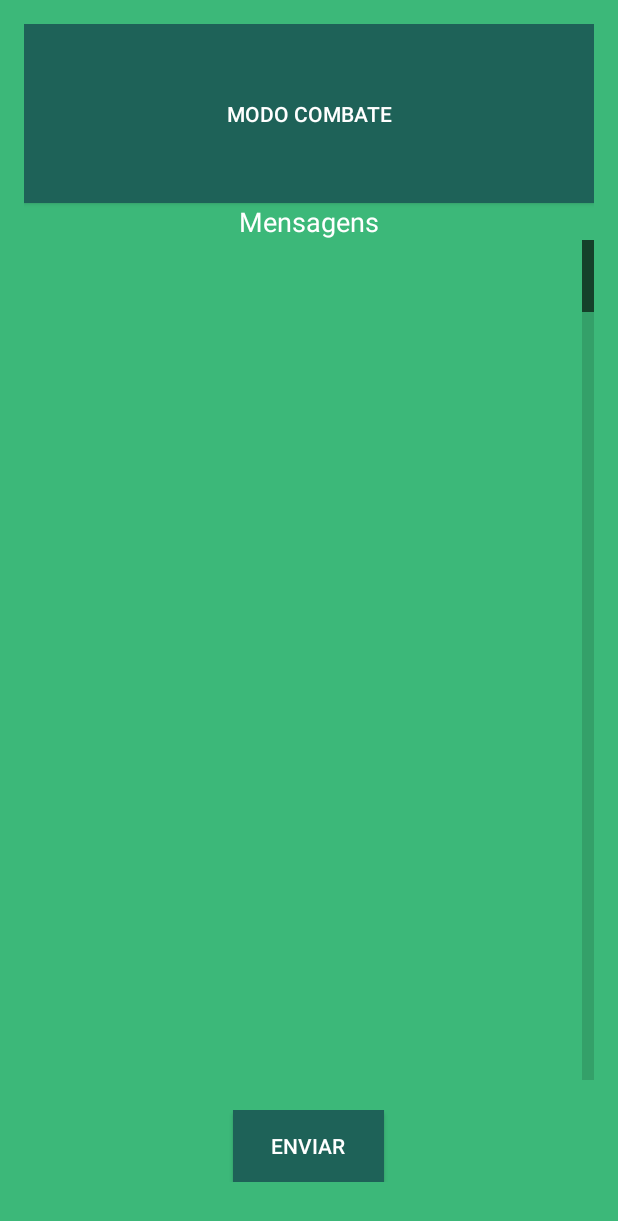
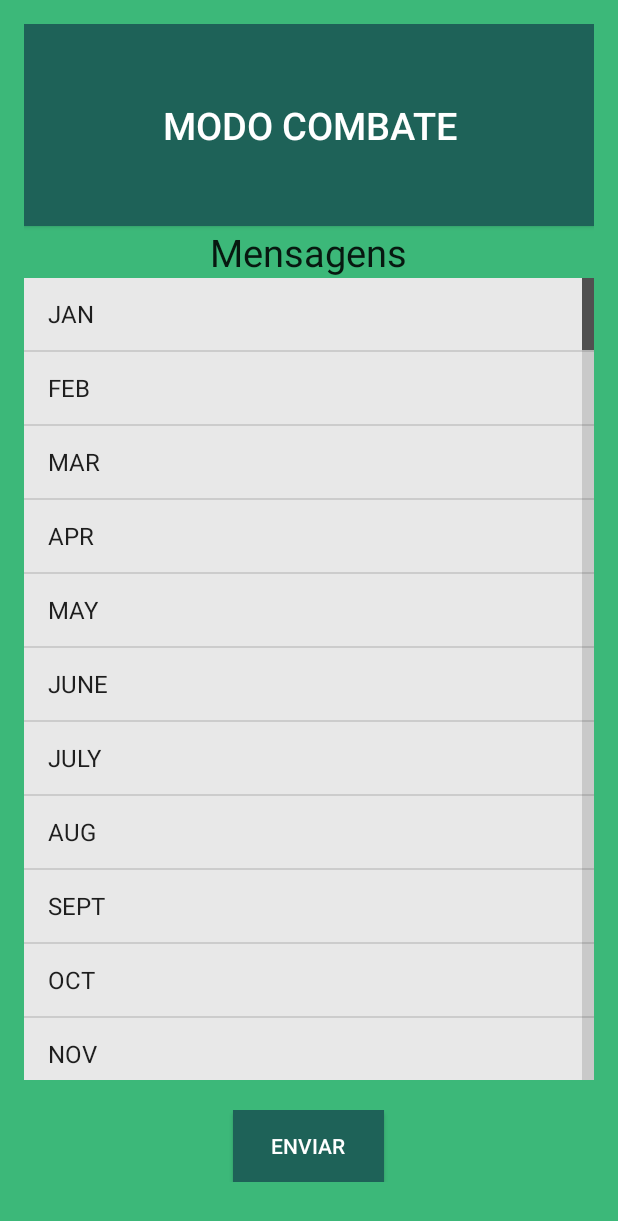
Before and after one commit to FrancisMT/Droidbeiro, an Android app: the BombeiroMain screen opened directly, with no data from a screen before it, on a phone screen of 412 x 824 dp. Shown: the top 1221 px of the screen. Run offline under Robolectric (Android 15) with nearby library versions, the phone set to English and light mode, and no system bars.

Commit message:
Continuação da Introdução da interface

```diff
--- a/app/src/main/java/pt/up/fe/droidbeiro/Presentation/BombeiroMain.java
+++ b/app/src/main/java/pt/up/fe/droidbeiro/Presentation/BombeiroMain.java
@@ -1,27 +1,25 @@
 package pt.up.fe.droidbeiro.Presentation;
 
 import android.app.Activity;
+import android.app.ListActivity;
 import android.os.Bundle;
 import android.view.Menu;
 import android.view.MenuItem;
 import android.widget.ArrayAdapter;
 import android.widget.ListView;
 
+
 import pt.up.fe.droidbeiro.R;
 
 public class BombeiroMain extends Activity {
 
-    String[] mensagens =   {    "Need Support",
-                                "Need to Back Down",
-                                "Firetruck is in Trouble",
-                                "Need Aerial Support",
-                                "The Fire is Spreading",
-                                "We’re Leaving",
-                                "Fire Getting Close to House",
-                                "House Burned"
-                            };
+    // Initialize the array
+    String[] monthsArray = { "JAN", "FEB", "MAR", "APR", "MAY", "JUNE", "JULY", "AUG", "SEPT", "OCT", "NOV", "DEC" };
 
-    private ListView mensagens_lista;
+    // Declare the UI components
+    private ListView monthsListView;
+
+    private ArrayAdapter arrayAdapter;
 
     @Override
     protected void onCreate(Bundle savedInstanceState) {
@@ -30,6 +28,11 @@ public class BombeiroMain extends Activity {
 
         // Hiding the action bar
         getActionBar().hide();
+
+        monthsListView = (ListView) findViewById(R.id.lista_mensagens);
+        arrayAdapter = new ArrayAdapter(this, android.R.layout.simple_list_item_1, monthsArray);
+        monthsListView.setAdapter(arrayAdapter);
+
 
 
 
--- a/app/src/main/res/layout/activity_bombeiro_main.xml
+++ b/app/src/main/res/layout/activity_bombeiro_main.xml
@@ -18,8 +18,7 @@
         android:padding="20dp"
         android:id="@+id/linearLayout"
         android:weightSum="1"
-        android:layout_alignParentBottom="true"
-        android:layout_alignEnd="@+id/message_list">
+        android:layout_alignParentBottom="true">
 
         <Button
             android:id="@+id/btn_entrar"
@@ -45,27 +44,38 @@
         android:layout_alignParentTop="true"
         android:textColor="@color/white"
         android:layout_alignParentStart="true"
-        android:layout_alignEnd="@+id/linearLayout" />
+        android:layout_alignEnd="@+id/linearLayout"
+        android:textSize="25dp" />
 
-    <ListView
-        android:layout_width="match_parent"
-        android:layout_height="75dp"
-        android:id="@+id/message_list"
-        android:fastScrollAlwaysVisible="true"
-        android:choiceMode="singleChoice"
-        android:layout_centerHorizontal="true"
-        android:layout_below="@+id/textView2"
-        android:layout_above="@+id/linearLayout" />
+
 
     <TextView
         android:layout_width="wrap_content"
         android:layout_height="wrap_content"
+        android:textAppearance="?android:attr/textAppearanceLarge"
         android:text="Mensagens"
-        android:textColor="@color/white"
-        android:textSize="18sp"
         android:id="@+id/textView2"
+        android:layout_below="@+id/btn_modo_combate"
+        android:layout_centerHorizontal="true"
+        android:textSize="25dp" />
+
+    <ScrollView
+        android:layout_width="match_parent"
+        android:layout_height="wrap_content"
+        android:minHeight="170dp"
+        android:id="@+id/scrollView"
+        android:fillViewport="true"
+        android:layout_above="@+id/textView2"></ScrollView>
+
+    <ListView
+        android:layout_width="fill_parent"
+        android:layout_height="match_parent"
+        android:id="@+id/lista_mensagens"
         android:layout_gravity="center_horizontal"
-        android:layout_below="@+id/btn_modo_combate"
-        android:layout_centerHorizontal="true" />
+        android:fastScrollAlwaysVisible="true"
+        android:background="@color/body_background"
+        android:layout_above="@+id/linearLayout"
+        android:layout_alignParentEnd="true"
+        android:layout_below="@+id/textView2" />
 
 </RelativeLayout>
```
